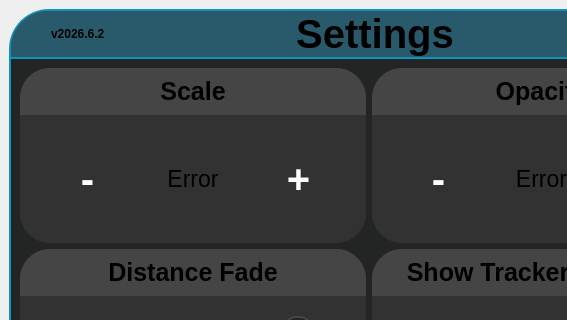
Trixxle/SeamenPerformanceOverlay, file src/userinterface/panicdashboard.ui: the form before one commit; both pictures show x 0 to 567 and y 0 to 320 of the 733 by 592 pixel window.
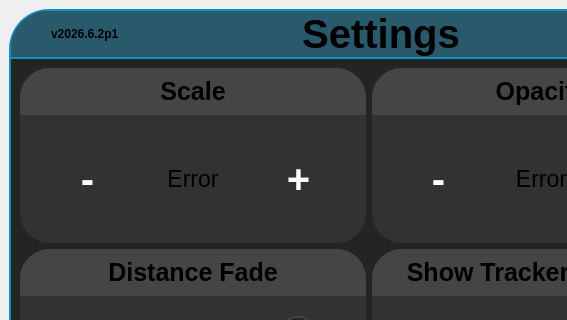
The form after the commit. Icons and pictures are not drawn.

What changed in the file:
```diff
--- a/src/userinterface/panicdashboard.ui
+++ b/src/userinterface/panicdashboard.ui
@@ -275,7 +275,7 @@
          <item>
           <widget class="QLabel" name="versionNumber">
            <property name="text">
-            <string>v2026.6.2</string>
+            <string>v2026.6.2p1</string>
            </property>
           </widget>
          </item>
```
